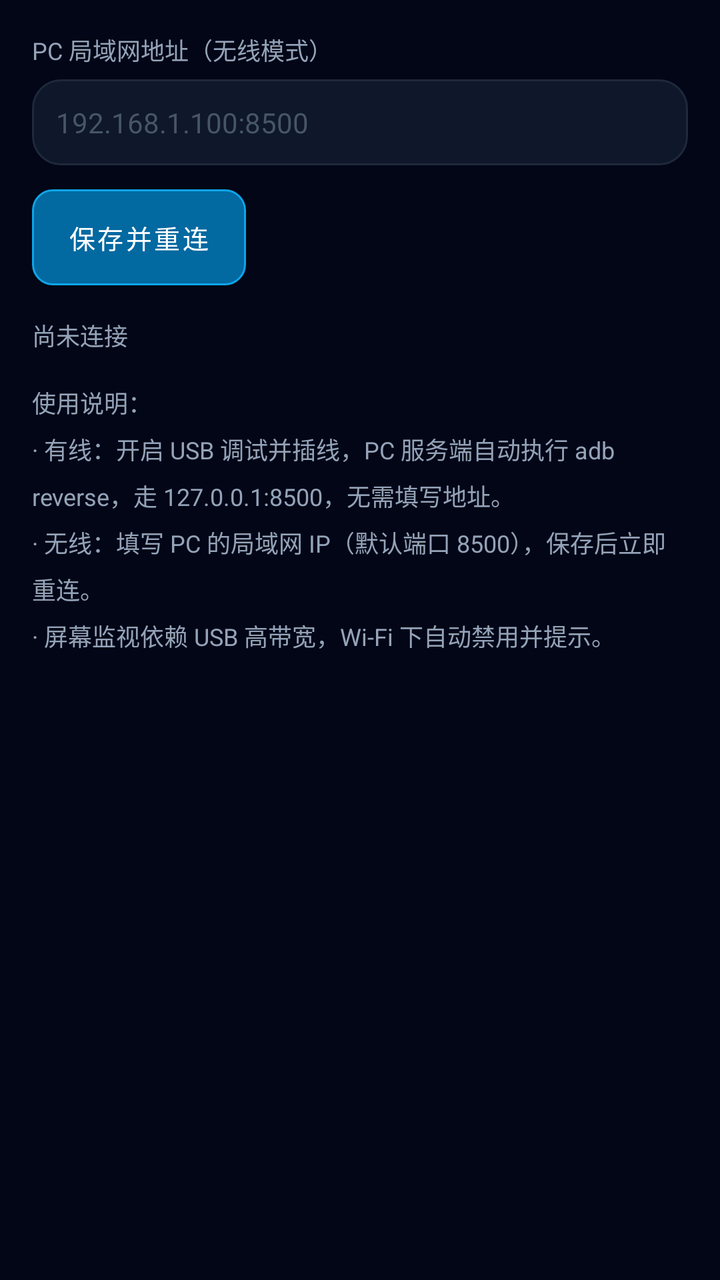
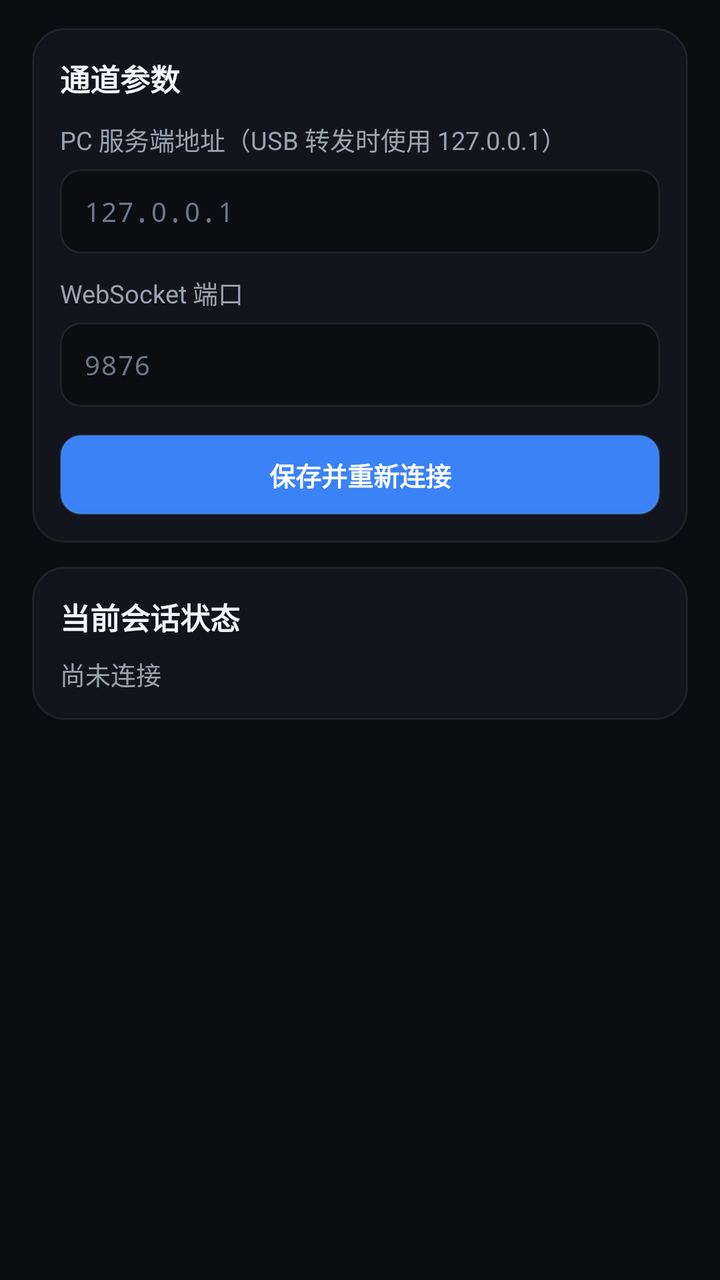

Two renders of the same Android screen: before a commit and after it. Below are the layout's source before the change and the commit's diff.
<!-- AndroidManifest.xml: application theme Theme.PhoneConsole -->
<!-- res/layout/page_settings.xml -->
<?xml version="1.0" encoding="utf-8"?>
<ScrollView xmlns:android="http://schemas.android.com/apk/res/android"
    android:layout_width="match_parent"
    android:layout_height="match_parent">

    <LinearLayout
        android:layout_width="match_parent"
        android:layout_height="wrap_content"
        android:orientation="vertical"
        android:padding="16dp">

        <TextView
            android:layout_width="wrap_content"
            android:layout_height="wrap_content"
            android:text="PC 局域网地址（无线模式）"
            android:textColor="@color/text_muted"
            android:textSize="12sp" />

        <EditText
            android:id="@+id/lan_input"
            android:layout_width="match_parent"
            android:layout_height="wrap_content"
            android:layout_marginTop="6dp"
            android:background="@drawable/bg_card"
            android:hint="192.168.1.100:8500"
            android:inputType="textUri"
            android:padding="12dp"
            android:singleLine="true"
            android:textColor="@color/text_primary"
            android:textColorHint="#475569"
            android:textSize="14sp" />

        <Button
            android:id="@+id/save_lan_btn"
            style="@style/PrimaryButton"
            android:layout_marginTop="12dp"
            android:text="保存并重连" />

        <TextView
            android:id="@+id/conn_info"
            android:layout_width="match_parent"
            android:layout_height="wrap_content"
            android:layout_marginTop="16dp"
            android:lineSpacingExtra="4dp"
            android:text="尚未连接"
            android:textColor="@color/text_muted"
            android:textSize="12sp" />

        <TextView
            android:layout_width="match_parent"
            android:layout_height="wrap_content"
            android:layout_marginTop="16dp"
            android:lineSpacingExtra="6dp"
            android:text="使用说明：\n· 有线：开启 USB 调试并插线，PC 服务端自动执行 adb reverse，走 127.0.0.1:8500，无需填写地址。\n· 无线：填写 PC 的局域网 IP（默认端口 8500），保存后立即重连。\n· 屏幕监视依赖 USB 高带宽，Wi-Fi 下自动禁用并提示。"
            android:textColor="@color/text_muted"
            android:textSize="12sp" />
    </LinearLayout>
</ScrollView>
<!-- resources referenced by this layout -->
<resources>
  <color name="text_muted">#94A3B8</color>
  <color name="text_primary">#E2E8F0</color>
  <!-- drawable bg_card (drawable) -->
  <?xml version="1.0" encoding="utf-8"?>
  <shape xmlns:android="http://schemas.android.com/apk/res/android">
      <solid android:color="@color/bg_status" />
      <stroke android:width="1dp" android:color="#1E293B" />
      <corners android:radius="14dp" />
  </shape>
  <style name="PrimaryButton">
          <item name="android:layout_width">wrap_content</item>
          <item name="android:layout_height">wrap_content</item>
          <item name="android:background">@drawable/bg_primary_button</item>
          
          <item name="backgroundTint">@null</item>
          <item name="android:backgroundTint">@null</item>
          <item name="android:paddingStart">18dp</item>
          <item name="android:paddingTop">8dp</item>
          <item name="android:paddingEnd">18dp</item>
          <item name="android:paddingBottom">8dp</item>
          <item name="android:textColor">#FFFFFF</item>
          <item name="android:textSize">13sp</item>
      </style>
  <style name="Theme.PhoneConsole" parent="Theme.MaterialComponents.DayNight.NoActionBar">
          <item name="android:windowBackground">@color/bg_root</item>
          <item name="android:statusBarColor">@color/bg_root</item>
          <item name="android:navigationBarColor">@color/bg_root</item>
          
          <item name="android:windowLayoutInDisplayCutoutMode">shortEdges</item>
      </style>
  <color name="bg_status">#0F172A</color>
  <!-- drawable bg_primary_button (drawable) -->
  <?xml version="1.0" encoding="utf-8"?>
  <selector xmlns:android="http://schemas.android.com/apk/res/android">
      <item android:state_enabled="false">
          <shape>
              <solid android:color="#1E293B" />
              <corners android:radius="10dp" />
          </shape>
      </item>
      <item>
          <shape>
              <solid android:color="#0369A1" />
              <stroke android:width="1dp" android:color="#0EA5E9" />
              <corners android:radius="10dp" />
          </shape>
      </item>
  </selector>
  <color name="bg_root">#020617</color>
</resources>

<!-- the commit's change to res/layout/page_settings.xml (unified diff, before → after) -->
@@ -1,58 +1,105 @@
 <?xml version="1.0" encoding="utf-8"?>
-<ScrollView xmlns:android="http://schemas.android.com/apk/res/android"
+<androidx.core.widget.NestedScrollView xmlns:android="http://schemas.android.com/apk/res/android"
     android:layout_width="match_parent"
-    android:layout_height="match_parent">
+    android:layout_height="match_parent"
+    android:clipToPadding="false"
+    android:fillViewport="true"
+    android:paddingStart="@dimen/page_padding_h"
+    android:paddingTop="@dimen/page_padding_v"
+    android:paddingEnd="@dimen/page_padding_h"
+    android:paddingBottom="@dimen/page_padding_v">
 
     <LinearLayout
         android:layout_width="match_parent"
         android:layout_height="wrap_content"
-        android:orientation="vertical"
-        android:padding="16dp">
+        android:orientation="vertical">
 
-        <TextView
-            android:layout_width="wrap_content"
-            android:layout_height="wrap_content"
-            android:text="PC 局域网地址（无线模式）"
-            android:textColor="@color/text_muted"
-            android:textSize="12sp" />
-
-        <EditText
-            android:id="@+id/lan_input"
+        <LinearLayout
+            style="@style/ConsoleCard"
             android:layout_width="match_parent"
             android:layout_height="wrap_content"
-            android:layout_marginTop="6dp"
-            android:background="@drawable/bg_card"
-            android:hint="192.168.1.100:8500"
-            android:inputType="textUri"
-            android:padding="12dp"
-            android:singleLine="true"
-            android:textColor="@color/text_primary"
-            android:textColorHint="#475569"
-            android:textSize="14sp" />
+            android:orientation="vertical">
 
-        <Button
-            android:id="@+id/save_lan_btn"
-            style="@style/PrimaryButton"
-            android:layout_marginTop="12dp"
-            android:text="保存并重连" />
+            <TextView
+                android:layout_width="wrap_content"
+                android:layout_height="wrap_content"
+                android:text="通道参数"
+                android:textColor="@color/text_primary"
+                android:textSize="15sp"
+                android:textStyle="bold" />
 
-        <TextView
-            android:id="@+id/conn_info"
+            <TextView
+                android:layout_width="wrap_content"
+                android:layout_height="wrap_content"
+                android:layout_marginTop="10dp"
+                android:text="PC 服务端地址（USB 转发时使用 127.0.0.1）"
+                android:textColor="@color/text_secondary"
+                android:textSize="12.5sp" />
+
+            <EditText
+                android:id="@+id/etServerHost"
+                style="@style/ConsoleInput"
+                android:layout_width="match_parent"
+                android:layout_height="wrap_content"
+                android:layout_marginTop="6dp"
+                android:fontFamily="monospace"
+                android:hint="127.0.0.1"
+                android:inputType="textUri"
+                android:maxLines="1" />
+
+            <TextView
+                android:layout_width="wrap_content"
+                android:layout_height="wrap_content"
+                android:layout_marginTop="10dp"
+                android:text="WebSocket 端口"
+                android:textColor="@color/text_secondary"
+                android:textSize="12.5sp" />
+
+            <EditText
+                android:id="@+id/etServerPort"
+                style="@style/ConsoleInput"
+                android:layout_width="match_parent"
+                android:layout_height="wrap_content"
+                android:layout_marginTop="6dp"
+                android:fontFamily="monospace"
+                android:hint="9876"
+                android:inputType="number"
+                android:maxLines="1" />
+
+            <TextView
+                android:id="@+id/btnReconnect"
+                style="@style/ConsolePrimaryButton"
+                android:layout_width="match_parent"
+                android:layout_height="wrap_content"
+                android:layout_marginTop="14dp"
+                android:text="保存并重新连接" />
+        </LinearLayout>
+
+        <LinearLayout
+            style="@style/ConsoleCard"
             android:layout_width="match_parent"
             android:layout_height="wrap_content"
-            android:layout_marginTop="16dp"
-            android:lineSpacingExtra="4dp"
-            android:text="尚未连接"
-            android:textColor="@color/text_muted"
-            android:textSize="12sp" />
+            android:layout_marginTop="12dp"
+            android:orientation="vertical">
 
-        <TextView
-            android:layout_width="match_parent"
-            android:layout_height="wrap_content"
-            android:layout_marginTop="16dp"
-            android:lineSpacingExtra="6dp"
-            android:text="使用说明：\n· 有线：开启 USB 调试并插线，PC 服务端自动执行 adb reverse，走 127.0.0.1:8500，无需填写地址。\n· 无线：填写 PC 的局域网 IP（默认端口 8500），保存后立即重连。\n· 屏幕监视依赖 USB 高带宽，Wi-Fi 下自动禁用并提示。"
-            android:textColor="@color/text_muted"
-            android:textSize="12sp" />
+            <TextView
+                android:layout_width="wrap_content"
+                android:layout_height="wrap_content"
+                android:text="当前会话状态"
+                android:textColor="@color/text_primary"
+                android:textSize="15sp"
+                android:textStyle="bold" />
+
+            <TextView
+                android:id="@+id/tvSessionDetail"
+                android:layout_width="match_parent"
+                android:layout_height="wrap_content"
+                android:layout_marginTop="8dp"
+                android:fontFamily="monospace"
+                android:lineSpacingExtra="4dp"
+                android:text="尚未连接"
+                android:textColor="@color/text_secondary"
+                android:textSize="12.5sp" />
+        </LinearLayout>
     </LinearLayout>
-</ScrollView>
+</androidx.core.widget.NestedScrollView>
<!-- resource entries referenced after the edit -->
@@ -1,53 +1,81 @@
 <!-- resources referenced by this layout -->
 <resources>
-  <color name="text_muted">#94A3B8</color>
-  <color name="text_primary">#E2E8F0</color>
+  <color name="text_muted">#6E7788</color>
+  <color name="text_primary">#F3F5F8</color>
+  <color name="text_secondary">#9AA3B2</color>
+  <dimen name="page_padding_h">16dp</dimen>
+  <dimen name="page_padding_v">14dp</dimen>
+  <style name="ConsoleCard">
+          <item name="android:background">@drawable/bg_card</item>
+          <item name="android:padding">@dimen/card_padding</item>
+      </style>
+  <style name="ConsoleInput">
+          <item name="android:background">@drawable/bg_input</item>
+          <item name="android:textColor">@color/text_primary</item>
+          <item name="android:textColorHint">@color/text_muted</item>
+          <item name="android:textSize">13.5sp</item>
+          <item name="android:minHeight">42dp</item>
+          <item name="android:paddingStart">12dp</item>
+          <item name="android:paddingEnd">12dp</item>
+      </style>
+  <style name="ConsolePrimaryButton">
+          <item name="android:background">@drawable/bg_primary_button</item>
+          <item name="android:textColor">@color/text_on_accent</item>
+          <item name="android:textSize">13sp</item>
+          <item name="android:textStyle">bold</item>
+          <item name="android:gravity">center</item>
+          <item name="android:minHeight">40dp</item>
+          <item name="android:paddingStart">14dp</item>
+          <item name="android:paddingEnd">14dp</item>
+          <item name="android:clickable">true</item>
+          <item name="android:focusable">true</item>
+      </style>
   <!-- drawable bg_card (drawable) -->
   <?xml version="1.0" encoding="utf-8"?>
-  <shape xmlns:android="http://schemas.android.com/apk/res/android">
-      <solid android:color="@color/bg_status" />
-      <stroke android:width="1dp" android:color="#1E293B" />
-      <corners android:radius="14dp" />
+  <shape xmlns:android="http://schemas.android.com/apk/res/android" android:shape="rectangle">
+      <solid android:color="@color/surface_panel" />
+      <stroke android:width="1dp" android:color="@color/divider_line" />
+      <corners android:radius="@dimen/card_radius" />
   </shape>
-  <style name="PrimaryButton">
-          <item name="android:layout_width">wrap_content</item>
-          <item name="android:layout_height">wrap_content</item>
-          <item name="android:background">@drawable/bg_primary_button</item>
-          
-          <item name="backgroundTint">@null</item>
-          <item name="android:backgroundTint">@null</item>
-          <item name="android:paddingStart">18dp</item>
-          <item name="android:paddingTop">8dp</item>
-          <item name="android:paddingEnd">18dp</item>
-          <item name="android:paddingBottom">8dp</item>
-          <item name="android:textColor">#FFFFFF</item>
-          <item name="android:textSize">13sp</item>
+  <dimen name="card_padding">14dp</dimen>
+  <!-- drawable bg_input (drawable) -->
+  <?xml version="1.0" encoding="utf-8"?>
+  <shape xmlns:android="http://schemas.android.com/apk/res/android" android:shape="rectangle">
+      <solid android:color="@color/bg_obsidian" />
+      <stroke android:width="1dp" android:color="@color/divider_line" />
+      <corners android:radius="10dp" />
+  </shape>
+  <style name="Theme.PhoneConsole" parent="Theme.MaterialComponents.DayNight.NoActionBar">
+          <item name="colorPrimary">@color/accent_blue</item>
+          <item name="colorPrimaryVariant">@color/accent_blue</item>
+          <item name="colorSecondary">@color/accent_bright</item>
+          <item name="android:colorBackground">@color/bg_obsidian</item>
+          <item name="android:windowBackground">@color/bg_obsidian</item>
+          <item name="android:statusBarColor">@android:color/transparent</item>
+          <item name="android:navigationBarColor">@android:color/transparent</item>
+          <item name="android:textColorPrimary">@color/text_primary</item>
+          <item name="android:textColorSecondary">@color/text_secondary</item>
       </style>
-  <style name="Theme.PhoneConsole" parent="Theme.MaterialComponents.DayNight.NoActionBar">
-          <item name="android:windowBackground">@color/bg_root</item>
-          <item name="android:statusBarColor">@color/bg_root</item>
-          <item name="android:navigationBarColor">@color/bg_root</item>
-          
-          <item name="android:windowLayoutInDisplayCutoutMode">shortEdges</item>
-      </style>
-  <color name="bg_status">#0F172A</color>
   <!-- drawable bg_primary_button (drawable) -->
   <?xml version="1.0" encoding="utf-8"?>
-  <selector xmlns:android="http://schemas.android.com/apk/res/android">
-      <item android:state_enabled="false">
-          <shape>
-              <solid android:color="#1E293B" />
-              <corners android:radius="10dp" />
+  <ripple xmlns:android="http://schemas.android.com/apk/res/android"
+      android:color="#33FFFFFF">
+      <item>
+          <shape android:shape="rectangle">
+              <solid android:color="@color/accent_blue" />
+              <stroke android:width="1dp" android:color="@color/accent_border" />
+              <corners android:radius="@dimen/control_radius" />
           </shape>
       </item>
-      <item>
-          <shape>
-              <solid android:color="#0369A1" />
-              <stroke android:width="1dp" android:color="#0EA5E9" />
-              <corners android:radius="10dp" />
-          </shape>
-      </item>
-  </selector>
-  <color name="bg_root">#020617</color>
+  </ripple>
+  <color name="text_on_accent">#FFFFFF</color>
+  <color name="accent_blue">#3B82F6</color>
+  <color name="accent_bright">#60A5FA</color>
+  <color name="bg_obsidian">#0B0D11</color>
+  <color name="surface_panel">#12151C</color>
+  <color name="divider_line">#12FFFFFF</color>
+  <dimen name="card_radius">16dp</dimen>
+  <color name="accent_border">#5C60A5FA</color>
+  <dimen name="control_radius">10dp</dimen>
 </resources>
 
